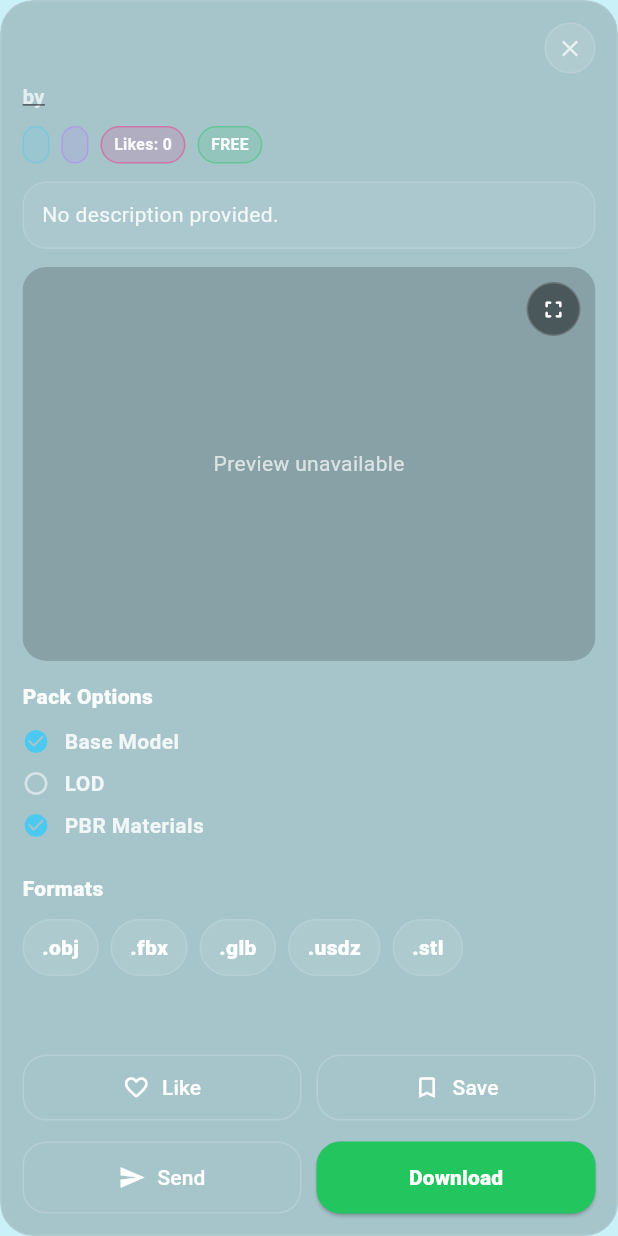
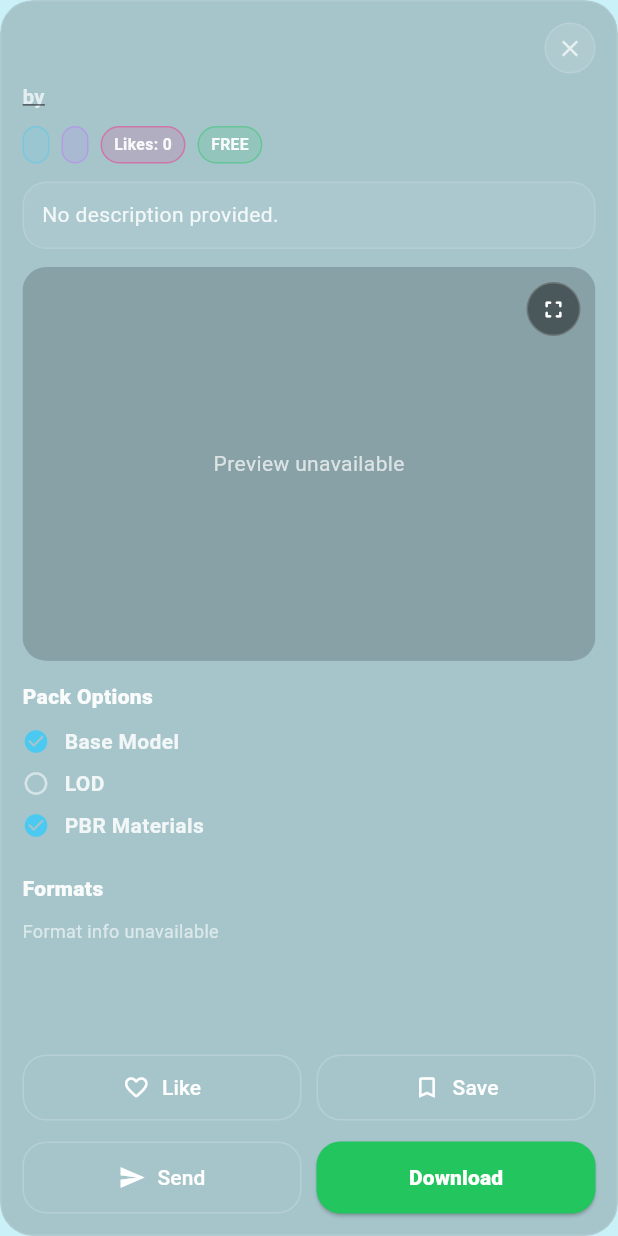
Before and after one commit to seifhassan950/Linked, a Flutter app: the AssetDetailsPanel widget shown alone on an empty page, opened directly with empty values, on a phone screen of 412 x 824 dp. Run offline on Flutter 3.47's test engine with Material 3 defaults, Android fonts, the phone set to English and light mode, and no system bars; our stand-ins replace camera, file_picker, font_awesome_flutter, image_picker, page_transition, webview_flutter; missing offline and left inert: dart:html, dart:js_util, model_viewer_plus; network calls fail; Roboto replaces fonts that are missing (Poppins).

Commit message:
Fix social list loading and enable format downloads

```diff
--- a/frontend/lib/api/marketplace_service.dart
+++ b/frontend/lib/api/marketplace_service.dart
@@ -133,8 +133,12 @@ class MarketplaceService {
     return data['checkout_url']?.toString() ?? '';
   }
 
-  Future<String> downloadAsset(String assetId) async {
-    final data = await _api.getJson('/assets/$assetId/download', auth: true);
+  Future<String> downloadAsset(String assetId, {String? format}) async {
+    final query = <String, String>{};
+    if (format != null && format.trim().isNotEmpty) {
+      query['format'] = format.trim();
+    }
+    final data = await _api.getJson('/assets/$assetId/download', auth: true, query: query.isEmpty ? null : query);
     return data['url']?.toString() ?? '';
   }
 
--- a/frontend/lib/screens/explore_screen.dart
+++ b/frontend/lib/screens/explore_screen.dart
@@ -169,7 +169,7 @@ class _ExploreScreenState extends State<ExploreScreen> {
                                 child: AssetDetailsPanel(
                                   asset: _selectedAsset!,
                                   onClose: () => setState(() => _selectedAsset = null),
-                                  onFreeDownload: (asset) => _startDownload(context, asset),
+                                  onFreeDownload: (asset, format) => _startDownload(context, asset, format: format),
                                   onPaidBuy: (asset) => Navigator.pushNamed(
                                     context,
                                     '/payment',
@@ -371,7 +371,7 @@ class _ExploreScreenState extends State<ExploreScreen> {
           child: AssetDetailsPanel(
             asset: item,
             onClose: () => Navigator.pop(context),
-            onFreeDownload: (asset) => _startDownload(context, asset),
+            onFreeDownload: (asset, format) => _startDownload(context, asset, format: format),
             onPaidBuy: (asset) => Navigator.pushNamed(
               context,
               '/payment',
@@ -742,9 +742,9 @@ class _ExploreScreenState extends State<ExploreScreen> {
     return "EGP $p";
   }
 
-  Future<void> _startDownload(BuildContext context, MarketplaceAsset asset) async {
+  Future<void> _startDownload(BuildContext context, MarketplaceAsset asset, {String? format}) async {
     try {
-      final url = await r2vMarketplace.downloadAsset(asset.id);
+      final url = await r2vMarketplace.downloadAsset(asset.id, format: format);
       if (url.isEmpty) {
         throw Exception('Missing download url');
       }
@@ -945,6 +945,7 @@ class _MarketplaceUploadDialogState extends State<_MarketplaceUploadDialog> {
     try {
       final modelName = _modelName ?? 'model.glb';
       final modelExt = modelName.split('.').last.toLowerCase();
+      final modelFormat = '.${modelExt.isEmpty ? 'glb' : modelExt}';
       final modelMime = _modelMimeType(modelExt);
       final modelPresign = await r2vMarketplace.presignAssetUpload(
         filename: modelName,
@@ -987,6 +988,10 @@ class _MarketplaceUploadDialogState extends State<_MarketplaceUploadDialog> {
         modelObjectKey: modelPresign['key']!,
         thumbObjectKey: thumbPresign['key']!,
         previewObjectKeys: [modelPresign['key']!],
+        metadata: {
+          'formats': [modelFormat],
+          'format_keys': {modelFormat: modelPresign['key']!},
+        },
       );
       await r2vMarketplace.publishAsset(asset.id);
       if (!mounted) return;
@@ -1607,7 +1612,7 @@ class AssetDetailsPanel extends StatefulWidget {
   final VoidCallback onClose;
 
   final void Function(MarketplaceAsset asset) onPaidBuy;
-  final void Function(MarketplaceAsset asset) onFreeDownload;
+  final void Function(MarketplaceAsset asset, String? format) onFreeDownload;
 
   const AssetDetailsPanel({
     super.key,
@@ -1628,6 +1633,8 @@ class _AssetDetailsPanelState extends State<AssetDetailsPanel> {
   late int _likesCount;
   bool _liking = false;
   bool _saving = false;
+  late final List<String> _formats;
+  String? _selectedFormat;
 
   Future<void> _openExpanded(BuildContext context) async {
     setState(() => _expandedOpen = true);
@@ -1679,6 +1686,39 @@ class _AssetDetailsPanelState extends State<AssetDetailsPanel> {
   void initState() {
     super.initState();
     _likesCount = int.tryParse(widget.asset.likes) ?? 0;
+    _formats = _buildFormats(widget.asset);
+    _selectedFormat = _formats.isNotEmpty ? _formats.first : null;
+  }
+
+  List<String> _buildFormats(MarketplaceAsset asset) {
+    final formats = <String>[];
+    final rawFormats = asset.metadata['formats'];
+    if (rawFormats is List) {
+      for (final entry in rawFormats) {
+        final normalized = _normalizeFormat(entry?.toString());
+        if (normalized != null && !formats.contains(normalized)) {
+          formats.add(normalized);
+        }
+      }
+    }
+    final fallbackExt = _formatFromKey(asset.modelObjectKey);
+    if (formats.isEmpty && fallbackExt != null) {
+      formats.add(fallbackExt);
+    }
+    return formats;
+  }
+
+  String? _normalizeFormat(String? raw) {
+    final trimmed = raw?.trim().toLowerCase();
+    if (trimmed == null || trimmed.isEmpty) return null;
+    return trimmed.startsWith('.') ? trimmed : '.$trimmed';
+  }
+
+  String? _formatFromKey(String? key) {
+    if (key == null || !key.contains('.')) return null;
+    final ext = key.split('.').last.trim().toLowerCase();
+    if (ext.isEmpty) return null;
+    return '.$ext';
   }
 
   Future<void> _toggleLike() async {
@@ -1952,20 +1992,36 @@ class _AssetDetailsPanelState extends State<AssetDetailsPanel> {
                         style: TextStyle(color: Colors.white.withOpacity(0.95), fontWeight: FontWeight.w800),
                       ),
                       const SizedBox(height: 10),
+                      if (_formats.isEmpty)
+                        Text(
+                          "Format info unavailable",
+                          style: TextStyle(color: Colors.white.withOpacity(0.6), fontSize: 12),
+                        )
+                      else
                         Wrap(
                           spacing: 8,
                           runSpacing: 8,
-                        children: [".obj", ".fbx", ".glb", ".usdz", ".stl"]
-                            .map((f) => Container(
+                          children: _formats
+                              .map((f) => InkWell(
+                                    onTap: () => setState(() => _selectedFormat = f),
+                                    borderRadius: BorderRadius.circular(999),
+                                    child: Container(
                                       padding: const EdgeInsets.symmetric(horizontal: 12, vertical: 8),
                                       decoration: BoxDecoration(
-                                    color: Colors.white.withOpacity(0.08),
+                                        color: _selectedFormat == f
+                                            ? const Color(0xFF4CC9F0).withOpacity(0.28)
+                                            : Colors.white.withOpacity(0.08),
                                         borderRadius: BorderRadius.circular(999),
-                                    border: Border.all(color: Colors.white.withOpacity(0.12)),
+                                        border: Border.all(
+                                          color: _selectedFormat == f
+                                              ? const Color(0xFF4CC9F0)
+                                              : Colors.white.withOpacity(0.12),
+                                        ),
                                       ),
                                       child: Text(
                                         f,
                                         style: const TextStyle(color: Colors.white, fontWeight: FontWeight.w800),
+                                      ),
                                     ),
                                   ))
                               .toList(),
@@ -2046,7 +2102,7 @@ class _AssetDetailsPanelState extends State<AssetDetailsPanel> {
                     child: ElevatedButton(
                       onPressed: () {
                         if (free) {
-                          widget.onFreeDownload(widget.asset);
+                          widget.onFreeDownload(widget.asset, _selectedFormat);
                         } else {
                           widget.onPaidBuy(widget.asset);
                         }
```
Also changed, not shown: frontend/lib/api/social_service.dart (+4 -4 lines), frontend/lib/screens/profile_screen.dart (+54 -8 lines), 1 other file. Lines whose indentation alone changed are shown as unchanged.
